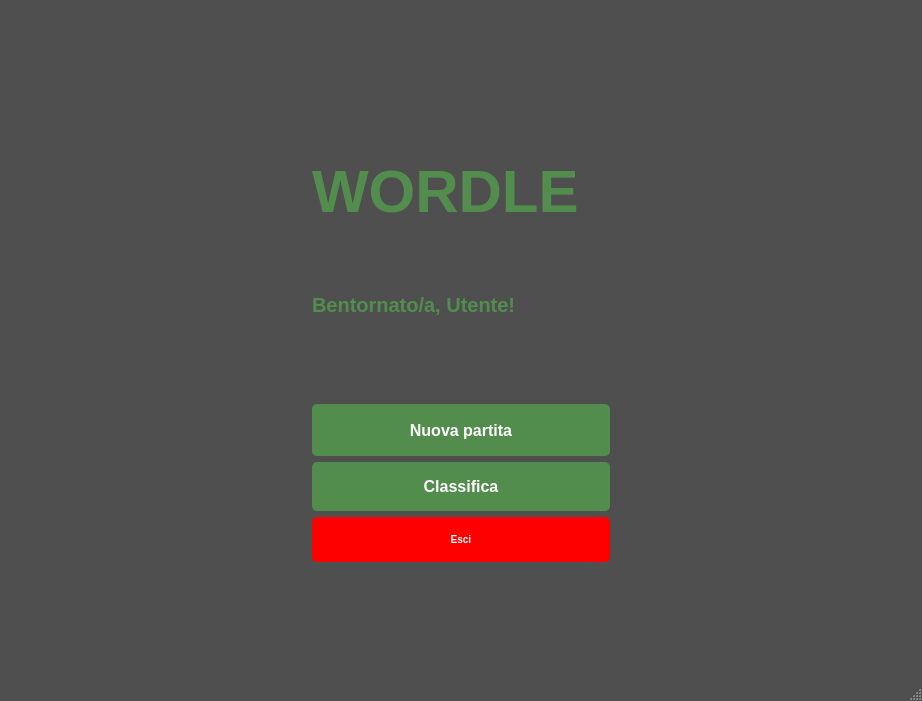
The window that src/gui/main_window.ui (andrea216ac/project_wordle_qd) describes before a commit, drawn with Qt 5.
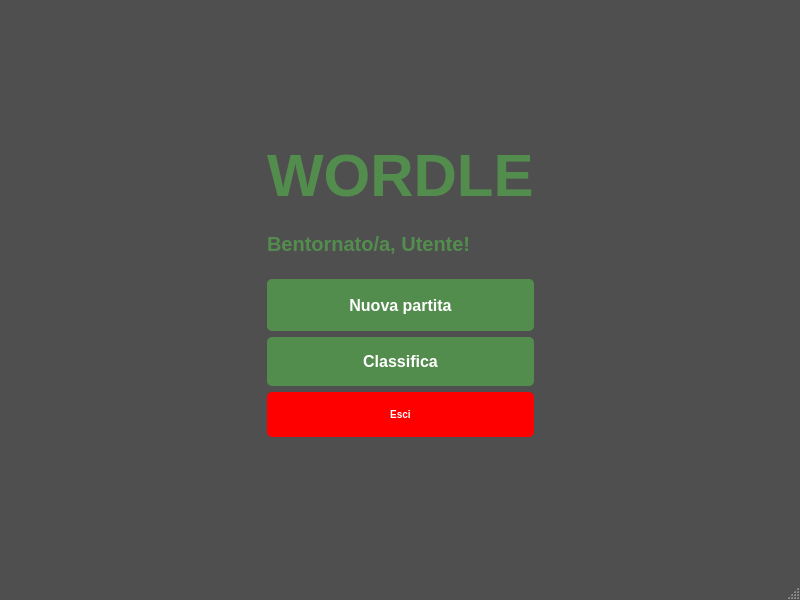
The same window after the commit.

Commit message: feat: main_window

```diff
--- a/src/gui/main_window.ui
+++ b/src/gui/main_window.ui
@@ -6,8 +6,8 @@
    <rect>
     <x>0</x>
     <y>0</y>
-    <width>922</width>
-    <height>701</height>
+    <width>800</width>
+    <height>600</height>
    </rect>
   </property>
   <property name="windowTitle">
@@ -61,33 +61,156 @@
   </property>
   <widget class="QWidget" name="centralwidget">
    <layout class="QGridLayout" name="gridLayout">
-    <item row="8" column="2">
-     <spacer name="horizontalSpacer_5">
+    <item row="0" column="1">
+     <spacer name="verticalSpacer_2">
       <property name="orientation">
+       <enum>Qt::Vertical</enum>
+      </property>
+      <property name="sizeHint" stdset="0">
+       <size>
+        <width>20</width>
+        <height>116</height>
+       </size>
+      </property>
+     </spacer>
+    </item>
+    <item row="1" column="0">
+     <spacer name="horizontalSpacer">
+      <property name="orientation">
        <enum>Qt::Horizontal</enum>
       </property>
       <property name="sizeHint" stdset="0">
        <size>
-        <width>40</width>
+        <width>254</width>
         <height>20</height>
        </size>
       </property>
      </spacer>
     </item>
-    <item row="3" column="0">
-     <spacer name="horizontalSpacer_3">
+    <item row="1" column="1">
+     <layout class="QVBoxLayout" name="verticalLayout">
+      <item>
+       <widget class="QLabel" name="lbl_title">
+        <property name="sizePolicy">
+         <sizepolicy hsizetype="Expanding" vsizetype="Expanding">
+          <horstretch>0</horstretch>
+          <verstretch>0</verstretch>
+         </sizepolicy>
+        </property>
+        <property name="styleSheet">
+         <string notr="true"/>
+        </property>
+        <property name="text">
+         <string>WORDLE</string>
+        </property>
+       </widget>
+      </item>
+      <item>
+       <widget class="QLabel" name="lbl_welcome">
+        <property name="sizePolicy">
+         <sizepolicy hsizetype="Expanding" vsizetype="Expanding">
+          <horstretch>0</horstretch>
+          <verstretch>0</verstretch>
+         </sizepolicy>
+        </property>
+        <property name="text">
+         <string>Bentornato/a, Utente!</string>
+        </property>
+        <property name="scaledContents">
+         <bool>false</bool>
+        </property>
+       </widget>
+      </item>
+     </layout>
+    </item>
+    <item row="1" column="2">
+     <spacer name="horizontalSpacer_4">
       <property name="orientation">
        <enum>Qt::Horizontal</enum>
       </property>
       <property name="sizeHint" stdset="0">
        <size>
-        <width>40</width>
+        <width>254</width>
         <height>20</height>
        </size>
       </property>
      </spacer>
     </item>
-    <item row="10" column="1">
+    <item row="2" column="0">
+     <spacer name="horizontalSpacer_2">
+      <property name="orientation">
+       <enum>Qt::Horizontal</enum>
+      </property>
+      <property name="sizeHint" stdset="0">
+       <size>
+        <width>254</width>
+        <height>20</height>
+       </size>
+      </property>
+     </spacer>
+    </item>
+    <item row="2" column="1">
+     <layout class="QVBoxLayout" name="verticalLayout_2">
+      <item>
+       <widget class="QPushButton" name="btn_play">
+        <property name="enabled">
+         <bool>true</bool>
+        </property>
+        <property name="sizePolicy">
+         <sizepolicy hsizetype="Preferred" vsizetype="Preferred">
+          <horstretch>0</horstretch>
+          <verstretch>0</verstretch>
+         </sizepolicy>
+        </property>
+        <property name="minimumSize">
+         <size>
+          <width>252</width>
+          <height>52</height>
+         </size>
+        </property>
+        <property name="maximumSize">
+         <size>
+          <width>400</width>
+          <height>100</height>
+         </size>
+        </property>
+        <property name="cursor">
+         <cursorShape>PointingHandCursor</cursorShape>
+        </property>
+        <property name="text">
+         <string>Nuova partita</string>
+        </property>
+       </widget>
+      </item>
+      <item>
+       <widget class="QPushButton" name="btn_leaderboard">
+        <property name="sizePolicy">
+         <sizepolicy hsizetype="Preferred" vsizetype="Preferred">
+          <horstretch>0</horstretch>
+          <verstretch>0</verstretch>
+         </sizepolicy>
+        </property>
+        <property name="minimumSize">
+         <size>
+          <width>252</width>
+          <height>45</height>
+         </size>
+        </property>
+        <property name="maximumSize">
+         <size>
+          <width>400</width>
+          <height>100</height>
+         </size>
+        </property>
+        <property name="cursor">
+         <cursorShape>PointingHandCursor</cursorShape>
+        </property>
+        <property name="text">
+         <string>Classifica</string>
+        </property>
+       </widget>
+      </item>
+      <item>
      <widget class="QPushButton" name="btn_exit">
       <property name="sizePolicy">
        <sizepolicy hsizetype="Preferred" vsizetype="Preferred">
@@ -557,226 +680,30 @@
       </property>
      </widget>
     </item>
-    <item row="2" column="1">
-     <spacer name="verticalSpacer_2">
-      <property name="orientation">
-       <enum>Qt::Vertical</enum>
-      </property>
-      <property name="sizeHint" stdset="0">
-       <size>
-        <width>20</width>
-        <height>40</height>
-       </size>
-      </property>
-     </spacer>
+     </layout>
     </item>
-    <item row="8" column="1">
-     <widget class="QPushButton" name="btn_play">
-      <property name="enabled">
-       <bool>true</bool>
-      </property>
-      <property name="sizePolicy">
-       <sizepolicy hsizetype="Preferred" vsizetype="Preferred">
-        <horstretch>0</horstretch>
-        <verstretch>0</verstretch>
-       </sizepolicy>
-      </property>
-      <property name="minimumSize">
-       <size>
-        <width>252</width>
-        <height>52</height>
-       </size>
-      </property>
-      <property name="maximumSize">
-       <size>
-        <width>400</width>
-        <height>100</height>
-       </size>
-      </property>
-      <property name="cursor">
-       <cursorShape>PointingHandCursor</cursorShape>
-      </property>
-      <property name="text">
-       <string>Nuova partita</string>
-      </property>
-     </widget>
-    </item>
-    <item row="11" column="1">
-     <spacer name="verticalSpacer">
+    <item row="2" column="2">
+     <spacer name="horizontalSpacer_3">
       <property name="orientation">
-       <enum>Qt::Vertical</enum>
-      </property>
-      <property name="sizeHint" stdset="0">
-       <size>
-        <width>20</width>
-        <height>40</height>
-       </size>
-      </property>
-     </spacer>
-    </item>
-    <item row="3" column="2">
-     <spacer name="horizontalSpacer_2">
-      <property name="orientation">
        <enum>Qt::Horizontal</enum>
       </property>
       <property name="sizeHint" stdset="0">
        <size>
-        <width>40</width>
-        <height>20</height>
-       </size>
-      </property>
-     </spacer>
-    </item>
-    <item row="5" column="1">
-     <widget class="QLabel" name="lbl_welcome">
-      <property name="sizePolicy">
-       <sizepolicy hsizetype="Expanding" vsizetype="Expanding">
-        <horstretch>0</horstretch>
-        <verstretch>0</verstretch>
-       </sizepolicy>
-      </property>
-      <property name="text">
-       <string>Bentornato/a, Utente!</string>
-      </property>
-      <property name="scaledContents">
-       <bool>false</bool>
-      </property>
-     </widget>
-    </item>
-    <item row="9" column="0">
-     <spacer name="horizontalSpacer_6">
-      <property name="orientation">
-       <enum>Qt::Horizontal</enum>
-      </property>
-      <property name="sizeHint" stdset="0">
-       <size>
-        <width>40</width>
-        <height>20</height>
-       </size>
-      </property>
-     </spacer>
-    </item>
-    <item row="10" column="2">
-     <spacer name="horizontalSpacer_9">
-      <property name="orientation">
-       <enum>Qt::Horizontal</enum>
-      </property>
-      <property name="sizeHint" stdset="0">
-       <size>
-        <width>40</width>
-        <height>20</height>
-       </size>
-      </property>
-     </spacer>
-    </item>
-    <item row="0" column="0" colspan="3">
-     <spacer name="horizontalSpacer">
-      <property name="orientation">
-       <enum>Qt::Horizontal</enum>
-      </property>
-      <property name="sizeHint" stdset="0">
-       <size>
-        <width>40</width>
+        <width>254</width>
         <height>20</height>
        </size>
       </property>
      </spacer>
     </item>
     <item row="3" column="1">
-     <widget class="QLabel" name="lbl_title">
-      <property name="sizePolicy">
-       <sizepolicy hsizetype="Expanding" vsizetype="Expanding">
-        <horstretch>0</horstretch>
-        <verstretch>0</verstretch>
-       </sizepolicy>
-      </property>
-      <property name="styleSheet">
-       <string notr="true"/>
-      </property>
-      <property name="text">
-       <string>WORDLE</string>
-      </property>
-     </widget>
-    </item>
-    <item row="9" column="1">
-     <widget class="QPushButton" name="btn_leaderboard">
-      <property name="sizePolicy">
-       <sizepolicy hsizetype="Preferred" vsizetype="Preferred">
-        <horstretch>0</horstretch>
-        <verstretch>0</verstretch>
-       </sizepolicy>
-      </property>
-      <property name="minimumSize">
-       <size>
-        <width>252</width>
-        <height>45</height>
-       </size>
-      </property>
-      <property name="maximumSize">
-       <size>
-        <width>400</width>
-        <height>100</height>
-       </size>
-      </property>
-      <property name="cursor">
-       <cursorShape>PointingHandCursor</cursorShape>
-      </property>
-      <property name="text">
-       <string>Classifica</string>
-      </property>
-     </widget>
-    </item>
-    <item row="9" column="2">
-     <spacer name="horizontalSpacer_7">
-      <property name="orientation">
-       <enum>Qt::Horizontal</enum>
-      </property>
-      <property name="sizeHint" stdset="0">
-       <size>
-        <width>40</width>
-        <height>20</height>
-       </size>
-      </property>
-     </spacer>
-    </item>
-    <item row="8" column="0">
-     <spacer name="horizontalSpacer_4">
-      <property name="orientation">
-       <enum>Qt::Horizontal</enum>
-      </property>
-      <property name="sizeHint" stdset="0">
-       <size>
-        <width>40</width>
-        <height>20</height>
-       </size>
-      </property>
-     </spacer>
-    </item>
-    <item row="10" column="0">
-     <spacer name="horizontalSpacer_8">
-      <property name="orientation">
-       <enum>Qt::Horizontal</enum>
-      </property>
-      <property name="sizeHint" stdset="0">
-       <size>
-        <width>40</width>
-        <height>20</height>
-       </size>
-      </property>
-     </spacer>
-    </item>
-    <item row="6" column="1">
-     <spacer name="verticalSpacer_3">
+     <spacer name="verticalSpacer">
       <property name="orientation">
        <enum>Qt::Vertical</enum>
       </property>
-      <property name="sizeType">
-       <enum>QSizePolicy::Fixed</enum>
-      </property>
       <property name="sizeHint" stdset="0">
        <size>
         <width>20</width>
-        <height>40</height>
+        <height>116</height>
        </size>
       </property>
      </spacer>
```
Left out of the diff: 2 changed lines with no effect on the pictures. Lines whose indentation alone changed are shown as unchanged. The commit also changes 1 other file.
